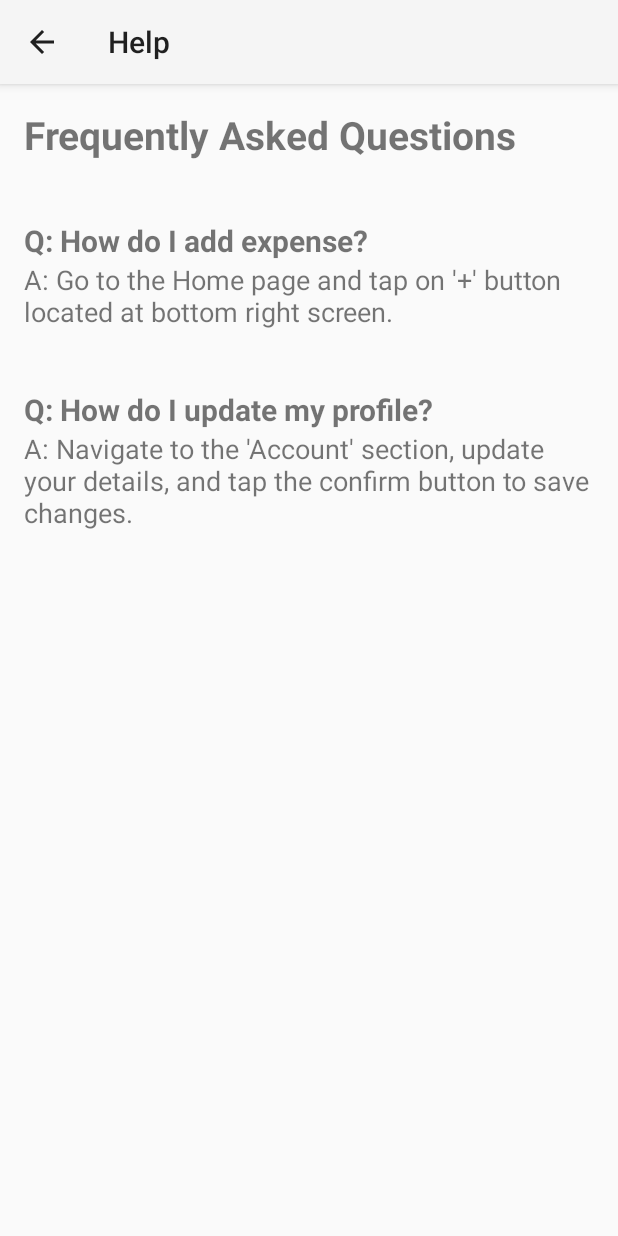
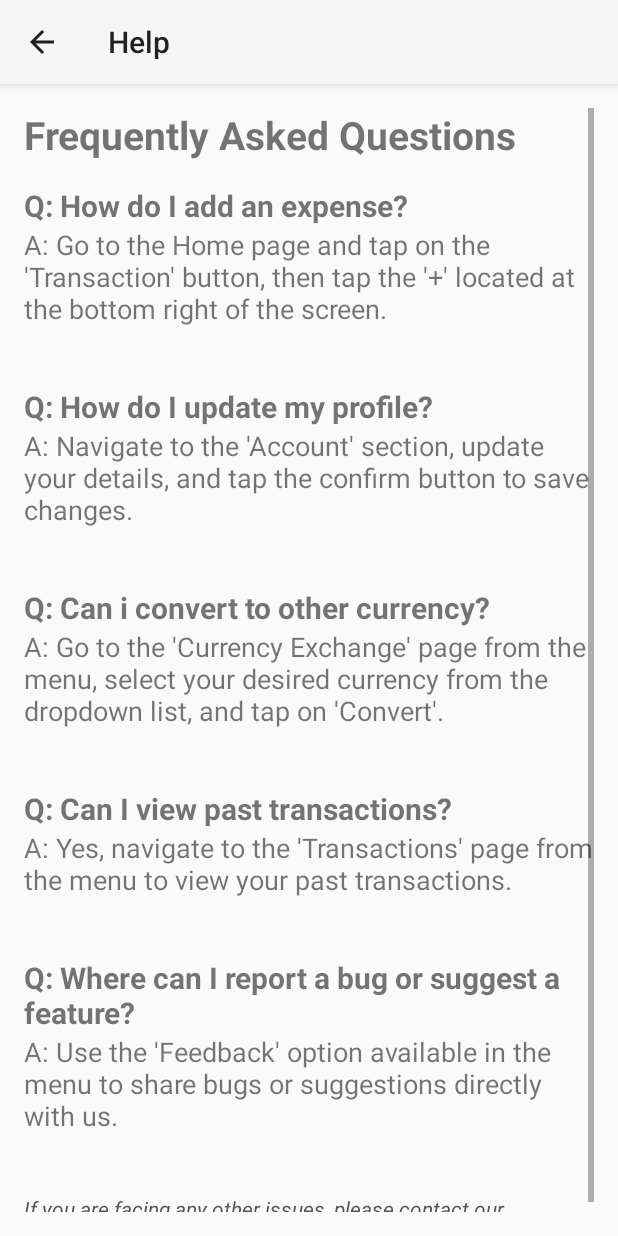
Before and after one commit to Junhui20/MADFinancial, an Android app: the HelpActivity screen opened directly, with no data from a screen before it, on a phone screen of 412 x 824 dp. Run offline under Robolectric (Android 15) with nearby library versions, the phone set to English and light mode, and no system bars.

Commit message:
Help page

```diff
--- a/app/src/main/res/layout/activity_help.xml
+++ b/app/src/main/res/layout/activity_help.xml
@@ -23,7 +23,7 @@
             android:layout_width="wrap_content"
             android:layout_height="wrap_content"
             android:paddingTop="8dp"
-            android:text="\nQ: How do I add expense?"
+            android:text="Q: How do I add an expense?"
             android:textSize="20sp"
             android:textStyle="bold" />
 
@@ -31,7 +31,7 @@
             android:layout_width="wrap_content"
             android:layout_height="wrap_content"
             android:paddingBottom="8dp"
-            android:text="A: Go to the Home page and tap on '+' button located at bottom right screen."
+            android:text="A: Go to the Home page and tap on the 'Transaction' button, then tap the '+' located at the bottom right of the screen."
             android:textSize="18sp" />
 
         <!-- Question 2 -->
@@ -49,5 +49,63 @@
             android:paddingBottom="8dp"
             android:text="A: Navigate to the 'Account' section, update your details, and tap the confirm button to save changes."
             android:textSize="18sp" />
+
+        <!-- Question 3 -->
+        <TextView
+            android:layout_width="wrap_content"
+            android:layout_height="wrap_content"
+            android:paddingTop="8dp"
+            android:text="\nQ: Can i convert to other currency?"
+            android:textSize="20sp"
+            android:textStyle="bold" />
+
+        <TextView
+            android:layout_width="wrap_content"
+            android:layout_height="wrap_content"
+            android:paddingBottom="8dp"
+            android:text="A: Go to the 'Currency Exchange' page from the menu, select your desired currency from the dropdown list, and tap on 'Convert'."
+            android:textSize="18sp" />
+
+        <!-- Question 4 -->
+        <TextView
+            android:layout_width="wrap_content"
+            android:layout_height="wrap_content"
+            android:paddingTop="8dp"
+            android:text="\nQ: Can I view past transactions?"
+            android:textSize="20sp"
+            android:textStyle="bold" />
+
+        <TextView
+            android:layout_width="wrap_content"
+            android:layout_height="wrap_content"
+            android:paddingBottom="8dp"
+            android:text="A: Yes, navigate to the 'Transactions' page from the menu to view your past transactions."
+            android:textSize="18sp" />
+
+        <!-- Question 5 -->
+        <TextView
+            android:layout_width="wrap_content"
+            android:layout_height="wrap_content"
+            android:paddingTop="8dp"
+            android:text="\nQ: Where can I report a bug or suggest a feature?"
+            android:textSize="20sp"
+            android:textStyle="bold" />
+
+        <TextView
+            android:layout_width="wrap_content"
+            android:layout_height="wrap_content"
+            android:paddingBottom="8dp"
+            android:text="A: Use the 'Feedback' option available in the menu to share bugs or suggestions directly with us."
+            android:textSize="18sp" />
+
+        <!-- Contact Information -->
+        <TextView
+            android:layout_width="wrap_content"
+            android:layout_height="wrap_content"
+            android:paddingTop="16dp"
+            android:text="\nIf you are facing any other issues, please contact our customer service at exampleQ&amp;ACS@gmail.com."
+            android:textSize="14sp"
+            android:textStyle="italic"
+            android:textColor="#555555" />
     </LinearLayout>
 </ScrollView>
--- a/app/src/main/res/layout/activity_support.xml
+++ b/app/src/main/res/layout/activity_support.xml
@@ -23,7 +23,7 @@
             android:layout_width="wrap_content"
             android:layout_height="wrap_content"
             android:paddingTop="8dp"
-            android:text="\nEmail us at: "
+            android:text="Email us at: "
             android:textSize="22sp" />
 
         <TextView
```
Also changed, not shown: app/src/main/java/com/uccd3223/madfinancial/AccountActivity.java (+78 -2 lines), app/src/main/java/com/uccd3223/madfinancial/CurrencyExchangeActivity.java (+15 -8 lines).
